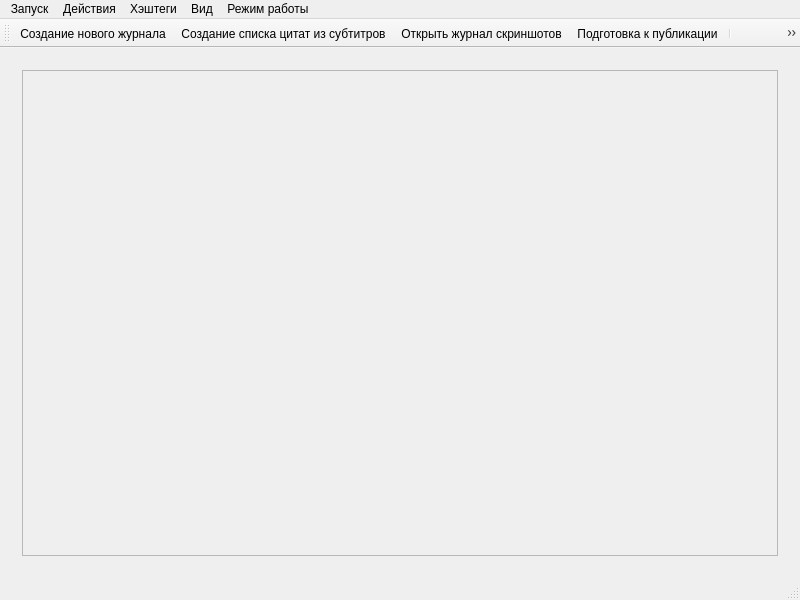
First picture: the form in mainwindow.ui, repository cool-palace/Screenshot-Manager, before the edit.
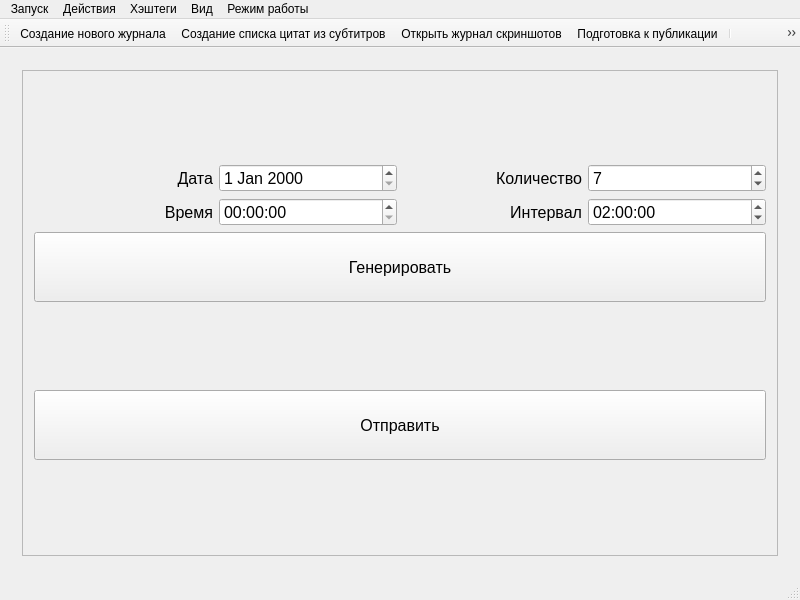
Second picture: the form after the edit. Icons and pictures are not drawn.

Commit message: Added date and time interface

What changed in the file:
```diff
--- a/mainwindow.ui
+++ b/mainwindow.ui
@@ -361,13 +361,209 @@
              <x>0</x>
              <y>0</y>
              <width>754</width>
-             <height>465</height>
+             <height>459</height>
             </rect>
            </property>
            <layout class="QGridLayout" name="gridLayout_7">
             <item row="0" column="0">
              <layout class="QVBoxLayout" name="preview_grid"/>
             </item>
+            <item row="0" column="0">
+             <layout class="QGridLayout" name="gridLayout_8">
+              <item row="0" column="0">
+               <widget class="QLabel" name="label">
+                <property name="font">
+                 <font>
+                  <pointsize>12</pointsize>
+                 </font>
+                </property>
+                <property name="text">
+                 <string>Дата</string>
+                </property>
+                <property name="alignment">
+                 <set>Qt::AlignRight|Qt::AlignTrailing|Qt::AlignVCenter</set>
+                </property>
+               </widget>
+              </item>
+              <item row="1" column="1">
+               <widget class="QTimeEdit" name="time">
+                <property name="font">
+                 <font>
+                  <pointsize>12</pointsize>
+                 </font>
+                </property>
+               </widget>
+              </item>
+              <item row="0" column="1">
+               <widget class="QDateEdit" name="date">
+                <property name="font">
+                 <font>
+                  <pointsize>12</pointsize>
+                 </font>
+                </property>
+               </widget>
+              </item>
+              <item row="1" column="0">
+               <widget class="QLabel" name="label_2">
+                <property name="font">
+                 <font>
+                  <pointsize>12</pointsize>
+                 </font>
+                </property>
+                <property name="text">
+                 <string>Время</string>
+                </property>
+                <property name="alignment">
+                 <set>Qt::AlignRight|Qt::AlignTrailing|Qt::AlignVCenter</set>
+                </property>
+               </widget>
+              </item>
+              <item row="0" column="2">
+               <widget class="QLabel" name="label_3">
+                <property name="font">
+                 <font>
+                  <pointsize>12</pointsize>
+                 </font>
+                </property>
+                <property name="text">
+                 <string>Количество</string>
+                </property>
+                <property name="alignment">
+                 <set>Qt::AlignRight|Qt::AlignTrailing|Qt::AlignVCenter</set>
+                </property>
+               </widget>
+              </item>
+              <item row="0" column="3">
+               <widget class="QSpinBox" name="quantity">
+                <property name="font">
+                 <font>
+                  <pointsize>12</pointsize>
+                 </font>
+                </property>
+                <property name="minimum">
+                 <number>1</number>
+                </property>
+                <property name="maximum">
+                 <number>20</number>
+                </property>
+                <property name="value">
+                 <number>7</number>
+                </property>
+               </widget>
+              </item>
+              <item row="1" column="2">
+               <widget class="QLabel" name="label_4">
+                <property name="font">
+                 <font>
+                  <pointsize>12</pointsize>
+                 </font>
+                </property>
+                <property name="text">
+                 <string>Интервал</string>
+                </property>
+                <property name="alignment">
+                 <set>Qt::AlignRight|Qt::AlignTrailing|Qt::AlignVCenter</set>
+                </property>
+               </widget>
+              </item>
+              <item row="1" column="3">
+               <widget class="QTimeEdit" name="interval">
+                <property name="font">
+                 <font>
+                  <pointsize>12</pointsize>
+                 </font>
+                </property>
+                <property name="time">
+                 <time>
+                  <hour>2</hour>
+                  <minute>0</minute>
+                  <second>0</second>
+                 </time>
+                </property>
+               </widget>
+              </item>
+              <item row="2" column="0" colspan="4">
+               <widget class="QPushButton" name="generate">
+                <property name="minimumSize">
+                 <size>
+                  <width>0</width>
+                  <height>70</height>
+                 </size>
+                </property>
+                <property name="maximumSize">
+                 <size>
+                  <width>16777215</width>
+                  <height>70</height>
+                 </size>
+                </property>
+                <property name="font">
+                 <font>
+                  <pointsize>12</pointsize>
+                 </font>
+                </property>
+                <property name="text">
+                 <string>Генерировать</string>
+                </property>
+                <property name="icon">
+                 <iconset resource="icons.qrc">
+                  <normaloff>:/images/icons8-available-updates-80.png</normaloff>:/images/icons8-available-updates-80.png</iconset>
+                </property>
+                <property name="iconSize">
+                 <size>
+                  <width>30</width>
+                  <height>30</height>
+                 </size>
+                </property>
+               </widget>
+              </item>
+             </layout>
+            </item>
+            <item row="2" column="0">
+             <widget class="QPushButton" name="post">
+              <property name="sizePolicy">
+               <sizepolicy hsizetype="Preferred" vsizetype="Expanding">
+                <horstretch>0</horstretch>
+                <verstretch>30</verstretch>
+               </sizepolicy>
+              </property>
+              <property name="minimumSize">
+               <size>
+                <width>0</width>
+                <height>70</height>
+               </size>
+              </property>
+              <property name="maximumSize">
+               <size>
+                <width>16777215</width>
+                <height>70</height>
+               </size>
+              </property>
+              <property name="baseSize">
+               <size>
+                <width>0</width>
+                <height>30</height>
+               </size>
+              </property>
+              <property name="font">
+               <font>
+                <pointsize>12</pointsize>
+               </font>
+              </property>
+              <property name="text">
+               <string>Отправить</string>
+              </property>
+              <property name="icon">
+               <iconset resource="icons.qrc">
+                <normaloff>:/images/icons8-sent-80.png</normaloff>:/images/icons8-sent-80.png</iconset>
+              </property>
+              <property name="iconSize">
+               <size>
+                <width>40</width>
+                <height>40</height>
+               </size>
+              </property>
+             </widget>
+            </item>
            </layout>
           </widget>
          </widget>
```
Left out of the diff: 6 changed lines with no effect on the pictures. The commit also changes 3 other files.
